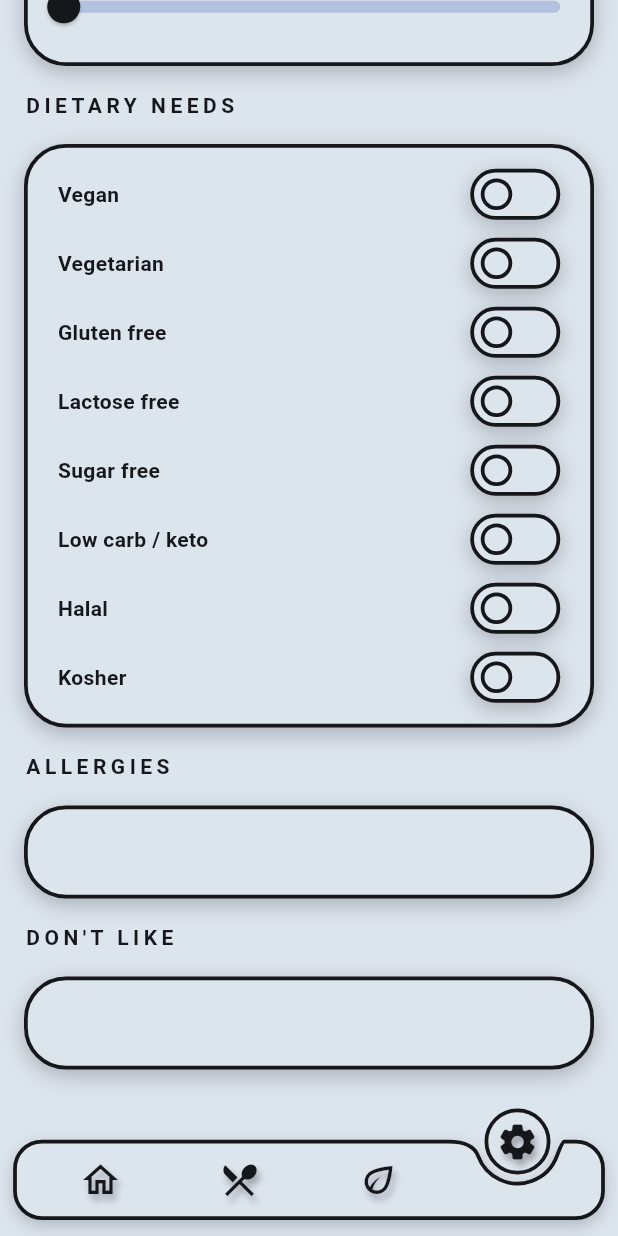
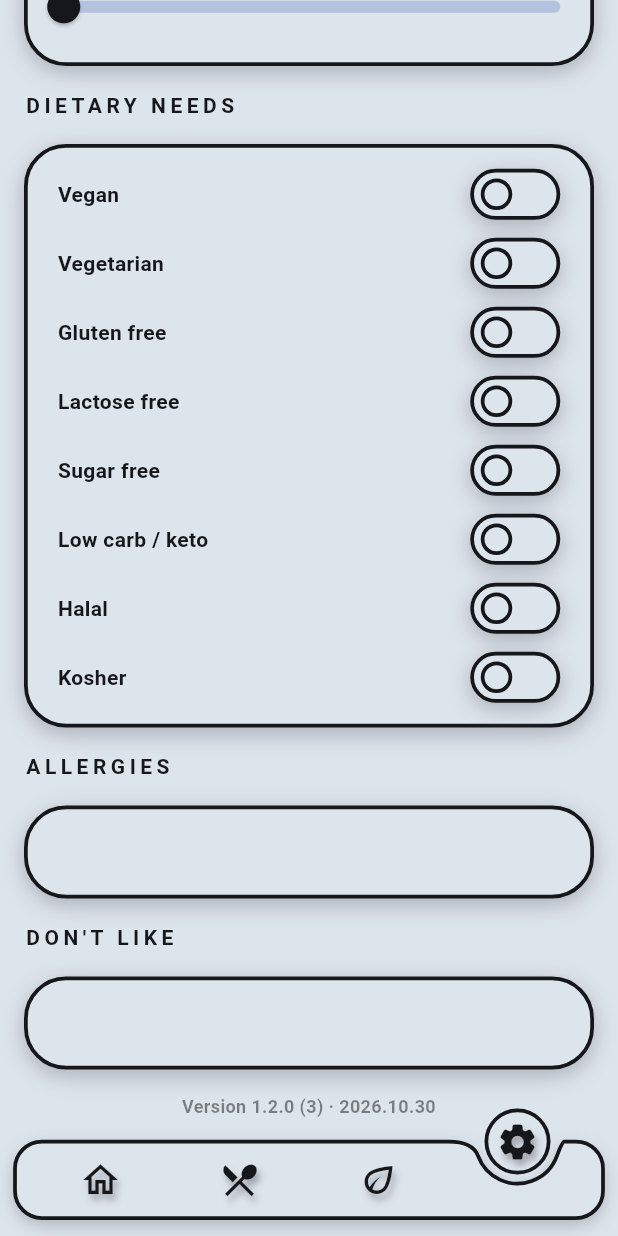
Before and after one commit to denissavishchev/young_chef, a Flutter app: the screen it shows after launch, item 4 of the bottom bar chosen, scrolled down 351 dp, on a phone screen of 412 x 824 dp. Run offline on Flutter 3.47's test engine with Material 3 defaults, Android fonts, the phone set to English and light mode, and no system bars; our stand-ins replace easy_localization, flutter_dotenv, flutter_screenutil, flutter_spinkit, google_generative_ai, hive_ce_flutter and 5 more; missing offline and left inert: alarm, country_flags; accounts and stored records are empty.

Commit message:
app version, stores release

```diff
--- a/assets/translations/en-US.json
+++ b/assets/translations/en-US.json
@@ -53,6 +53,7 @@
   "continueRecipe": "Continue current recipe",
   "allergies": "Allergies",
   "notLike": "Don't like",
+  "appVersion": "Version {}",
   "thisFieldCannotBeEmpty": "This field cannot be empty",
   "tryAgainSoon": "Please try again in a moment.",
   "instructions": "Instructions",
--- a/assets/translations/pl-PL.json
+++ b/assets/translations/pl-PL.json
@@ -53,6 +53,7 @@
   "continueRecipe": "Kontynuuj aktualny przepis",
   "allergies": "Alergie",
   "notLike": "Nie lubię",
+  "appVersion": "Wersja {}",
   "thisFieldCannotBeEmpty": "To pole nie może być puste",
   "tryAgainSoon": "Spróbuj ponownie za chwilę.",
   "instructions": "Instrukcje",
--- a/assets/translations/ru-RU.json
+++ b/assets/translations/ru-RU.json
@@ -53,6 +53,7 @@
   "continueRecipe": "Продолжить текущий рецепт",
   "allergies": "Аллергии",
   "notLike": "Не нравится",
+  "appVersion": "Версия {}",
   "thisFieldCannotBeEmpty": "Это поле не может быть пустым",
   "tryAgainSoon": "Попробуйте снова чуть позже.",
   "instructions": "Инструкции",
--- a/lib/constants.dart
+++ b/lib/constants.dart
@@ -105,6 +105,10 @@ String promptLanguage(BuildContext context) =>
       _ => 'English',
     };
 
+/// Release date shown under the version in settings (iOS and Android).
+/// Update together with `version:` in pubspec.yaml.
+final kReleaseDate = DateTime(2026, 10, 30);
+
 /// Dietary restrictions the user can switch on in settings: id -> prompt rule.
 const kDietPrompts = <String, String>{
   'vegan':
--- a/lib/screens/settings_screen.dart
+++ b/lib/screens/settings_screen.dart
@@ -1,6 +1,7 @@
 import 'package:easy_localization/easy_localization.dart';
 import 'package:flutter/material.dart';
 import 'package:flutter/services.dart';
+import 'package:package_info_plus/package_info_plus.dart';
 import 'package:provider/provider.dart';
 import '../../providers/main_provider.dart';
 import '../constants.dart';
@@ -171,6 +172,7 @@ class SettingsScreen extends StatelessWidget {
                         onChanged: data.setNotLikes,
                       ),
                     ),
+                    const _VersionInfo(),
                   ],
                 ),
               ),
@@ -193,6 +195,34 @@ class _Tile extends StatelessWidget {
       padding: const EdgeInsets.symmetric(horizontal: 20, vertical: 14),
       decoration: outlineDecoration(),
       child: child,
+    );
+  }
+}
+
+/// App version and release date at the bottom of settings.
+class _VersionInfo extends StatelessWidget {
+  const _VersionInfo();
+
+  @override
+  Widget build(BuildContext context) {
+    final style = kTextStyle.copyWith(
+      color: kLine.withValues(alpha: 0.5),
+      fontSize: 12,
+    );
+    final date = DateFormat('yyyy.MM.dd').format(kReleaseDate);
+    return FutureBuilder<PackageInfo>(
+      future: PackageInfo.fromPlatform(),
+      builder: (context, snapshot) {
+        final info = snapshot.data;
+        final version = info == null
+            ? ''
+            : '${info.version} (${info.buildNumber})';
+        return Text(
+          '${'appVersion'.tr(args: [version])} · $date',
+          textAlign: TextAlign.center,
+          style: style,
+        );
+      },
     );
   }
 }
--- a/pubspec.yaml
+++ b/pubspec.yaml
@@ -3,7 +3,7 @@ description: "Everyday Chef"
 
 publish_to: 'none' # Remove this line if you wish to publish to pub.dev
 
-version: 1.0.1+2
+version: 1.2.0+3
 
 environment:
   sdk: ^3.10.9
@@ -31,6 +31,7 @@ dependencies:
   hive_ce_flutter: ^2.4.0
   image_picker: ^1.2.4
   path_provider: ^2.1.5
+  package_info_plus: ^10.2.2
 
 dev_dependencies:
   flutter_test:
```
Also changed, not shown: pubspec.lock, 3 other files.
